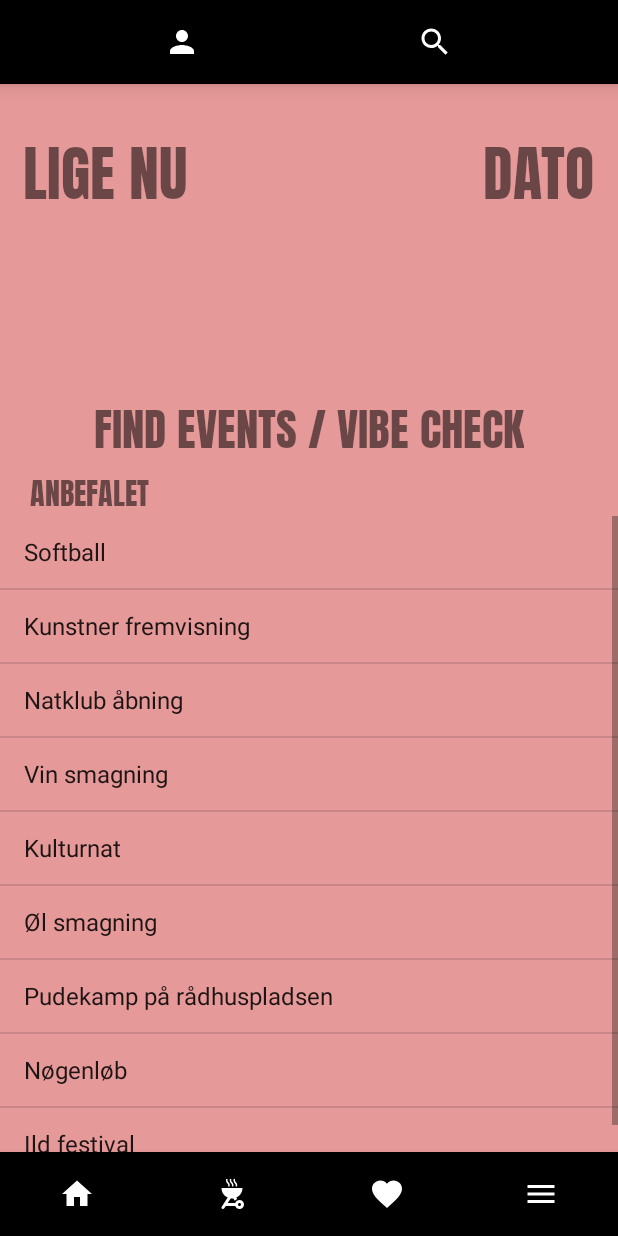
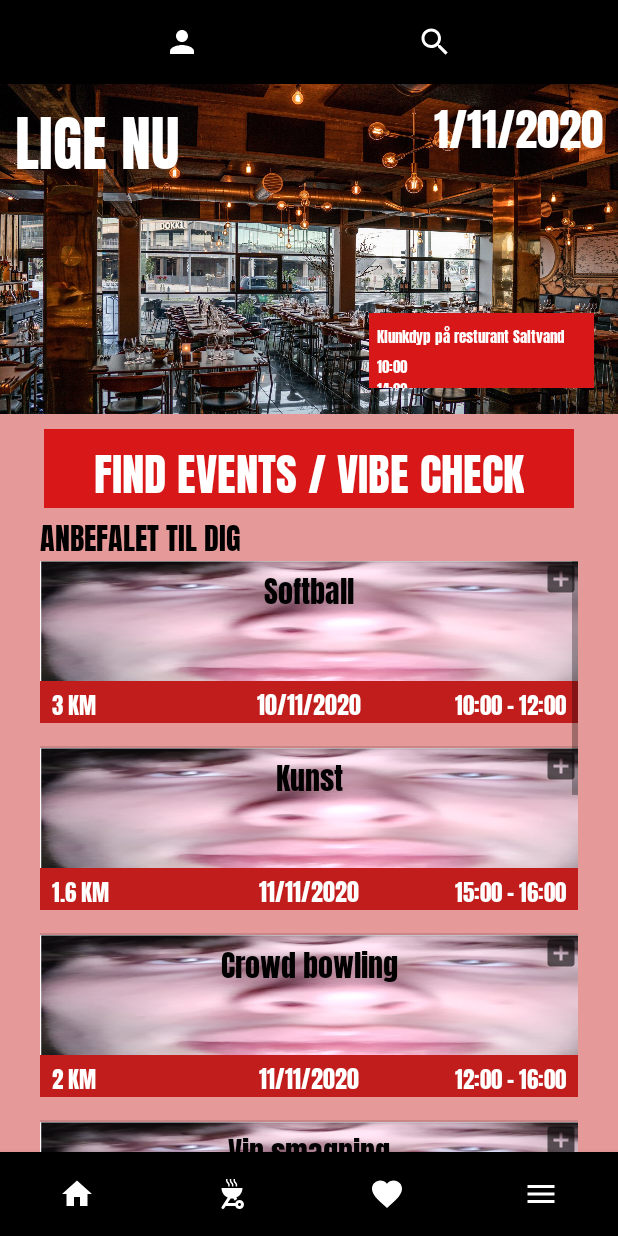
Before and after one commit to Janipai/Moro, an Android app: the fragment HomeFragment placed in its activity, on a phone screen of 412 x 824 dp. Run offline under Robolectric (Android 15) with nearby library versions, the phone set to English and light mode, and no system bars.

Commit message:
Finished HomeFragment.java, with custom listview, with that an Event.java class and EventArrayAdapter.java to support the custom view

```diff
--- /dev/null
+++ b/app/src/main/java/com/example/moro/Event.java
@@ -0,0 +1,47 @@
+package com.example.moro;
+
+public class Event {
+    private String title;
+    private String distance;
+    private String date;
+    private String timeframe;
+
+    public Event(String title, String distance, String date, String timeframe) {
+        this.title = title;
+        this.distance = distance;
+        this.date = date;
+        this.timeframe = timeframe;
+    }
+
+    public String getTitle() {
+        return title;
+    }
+
+    public void setTitle(String title) {
+        this.title = title;
+    }
+
+    public String getDistance() {
+        return distance;
+    }
+
+    public void setDistance(String distance) {
+        this.distance = distance;
+    }
+
+    public String getDate() {
+        return date;
+    }
+
+    public void setDate(String date) {
+        this.date = date;
+    }
+
+    public String getTimeframe() {
+        return timeframe;
+    }
+
+    public void setTimeframe(String timeframe) {
+        this.timeframe = timeframe;
+    }
+}
--- /dev/null
+++ b/app/src/main/java/com/example/moro/EventArrayAdapter.java
@@ -0,0 +1,51 @@
+package com.example.moro;
+import android.content.Context;
+import android.view.LayoutInflater;
+import android.view.View;
+import android.view.ViewGroup;
+import android.widget.ArrayAdapter;
+import android.widget.TextView;
+
+import androidx.annotation.NonNull;
+import androidx.annotation.Nullable;
+
+import java.util.ArrayList;
+
+public class EventArrayAdapter extends ArrayAdapter<Event> {
+
+    private Context mContext;
+    int mResource;
+
+    public EventArrayAdapter(Context context, int resource, ArrayList<Event> events) {
+        super(context, resource, events);
+        mContext = context;
+        mResource = resource;
+    }
+
+    @NonNull
+    @Override
+    public View getView(int position, @Nullable View convertView, @NonNull ViewGroup parent) {
+
+        String title = getItem(position).getTitle();
+        String distance = getItem(position).getDistance();
+        String date = getItem(position).getDate();
+        String timeframe = getItem(position).getTimeframe();
+
+        Event event = new Event(title, distance, date, timeframe);
+
+        LayoutInflater inflater = LayoutInflater.from(mContext);
+        convertView = inflater.inflate(mResource, parent, false);
+
+        TextView titleTxt = convertView.findViewById(R.id.eventtitleTxt);
+        TextView distanceTxt = convertView.findViewById(R.id.distanceTxt);
+        TextView dateTxt = convertView.findViewById(R.id.dateTxt);
+        TextView tframeTxt = convertView.findViewById(R.id.timeframeTxt);
+
+        titleTxt.setText(title);
+        distanceTxt.setText(distance);
+        dateTxt.setText(date);
+        tframeTxt.setText(timeframe);
+
+        return convertView;
+    }
+}
--- a/app/src/main/java/com/example/moro/HomeFragment.java
+++ b/app/src/main/java/com/example/moro/HomeFragment.java
@@ -16,18 +16,44 @@ import java.util.ArrayList;
 
 public class HomeFragment extends Fragment {
 
-    String[] testEvents = {"Softball", "Kunstner fremvisning", "Natklub åbning", "Vin smagning", "Kulturnat", "Øl smagning", "Pudekamp på rådhuspladsen", "Nøgenløb", "Ild festival"};
+    ArrayList<Event> testEvents;
     ListView eventList;
-    ArrayAdapter<String> eventAdapter;
+    EventArrayAdapter eventAdapter;
 
     @Nullable
     @Override
     public View onCreateView(@NonNull LayoutInflater inflater, @Nullable ViewGroup container, @Nullable Bundle savedInstanceState) {
+
+        createEvents();
+
         View view = inflater.inflate(R.layout.fragment_home,container,false);
         eventList = (ListView) view.findViewById(R.id.eventlistview);
-        eventAdapter = new ArrayAdapter<String>(getActivity(), android.R.layout.simple_list_item_1, testEvents);
+        eventAdapter = new EventArrayAdapter(getActivity(), R.layout.home_event_adapterv_view_layout, testEvents);
         eventList.setAdapter(eventAdapter);
 
         return view;
     }
+
+    private void createEvents() {
+        Event event1 = new Event("Softball", "3 KM", "10/11/2020", "10:00 - 12:00");
+        Event event2 = new Event("Kunst", "1.6 KM", "11/11/2020", "15:00 - 16:00");
+        Event event3 = new Event("Crowd bowling", "2 KM", "11/11/2020", "12:00 - 16:00");
+        Event event4 = new Event("Vin smagning", "3.3 KM", "13/11/2020", "18:00 - 20:00");
+        Event event5 = new Event("Kulturnat", "4 KM", "16/11/2020", "14:00 - 16:00");
+        Event event6 = new Event("Pudekamp", "1.2 KM", "09/11/2020", "12:00 - 13:00");
+        Event event7 = new Event("Nøgenløb", "2.4 KM", "1/11/2020", "14:00 - 16:00");
+        Event event8 = new Event("Mini festival", "3.6 KM", "5/11/2020", "10:00 - 06:00");
+
+        testEvents = new ArrayList<>();
+        testEvents.add(event1);
+        testEvents.add(event2);
+        testEvents.add(event3);
+        testEvents.add(event4);
+        testEvents.add(event5);
+        testEvents.add(event6);
+        testEvents.add(event7);
+        testEvents.add(event8);
+
+    }
+
 }
--- a/app/src/main/java/com/example/moro/MainActivity.java
+++ b/app/src/main/java/com/example/moro/MainActivity.java
@@ -26,8 +26,9 @@ public class MainActivity extends AppCompatActivity {
 
 
         BottomNavigationView bottomNav = findViewById(R.id.bottom_navigation);
+        BottomNavigationView topNav = findViewById(R.id.top_navigation);
         bottomNav.setOnNavigationItemReselectedListener(navListener);
-
+        topNav.setOnNavigationItemReselectedListener(navListener);
 
     }
     private BottomNavigationView.OnNavigationItemReselectedListener navListener =
@@ -41,14 +42,21 @@ public class MainActivity extends AppCompatActivity {
                     selectedFragment = new HomeFragment();
                     break;
                 case R.id.bot_nav_events :
-                    //selectedFragment = new HomeFragment();
+                    //selectedFragment = new EventFragment();
                     break;
                 case R.id.bot_nav_favorite :
-                    //selectedFragment = new HomeFragment();
+                    //selectedFragment = new FavoriteFragment();
                     break;
                 case R.id.bot_nav_menu :
-                    //selectedFragment = new HomeFragment();
+                    //selectedFragment = new BurgerMenuFragment();
                     break;
+                case R.id.top_nav_profile :
+                    //selectedFragment = new ProfileFragment();
+                    break;
+                case R.id.top_nav_search :
+                    //selectedFragment = new SearchFragment();
+                    break;
+
             }
 
             getSupportFragmentManager().beginTransaction().replace(R.id.main_fragment_container, selectedFragment).commit();
--- /dev/null
+++ b/app/src/main/res/drawable/ic_baseline_add_box_24.xml
@@ -0,0 +1,10 @@
+<vector xmlns:android="http://schemas.android.com/apk/res/android"
+    android:width="24dp"
+    android:height="24dp"
+    android:viewportWidth="24"
+    android:viewportHeight="24"
+    android:tint="?attr/colorControlNormal">
+  <path
+      android:fillColor="@android:color/white"
+      android:pathData="M19,3L5,3c-1.11,0 -2,0.9 -2,2v14c0,1.1 0.89,2 2,2h14c1.1,0 2,-0.9 2,-2L21,5c0,-1.1 -0.9,-2 -2,-2zM17,13h-4v4h-2v-4L7,13v-2h4L11,7h2v4h4v2z"/>
+</vector>
--- a/app/src/main/res/layout/fragment_home.xml
+++ b/app/src/main/res/layout/fragment_home.xml
@@ -2,63 +2,121 @@
 <RelativeLayout
     xmlns:android="http://schemas.android.com/apk/res/android" android:layout_width="match_parent"
     android:layout_height="match_parent"
-    android:background="#E69999">
+    android:background="#E69999"
 
-    <ListView
-        android:id="@+id/eventlistview"
-        android:layout_width="match_parent"
-        android:layout_height="match_parent"
-        android:layout_below="@id/anbefaletTxt"
-
-        />
+    >
 
 
 
-    <TextView
-        android:id="@+id/ligenutxt"
-        android:layout_width="wrap_content"
-        android:layout_height="wrap_content"
-        android:layout_alignParentTop="true"
-        android:layout_marginTop="20dp"
-        android:layout_marginLeft="15dp"
-        android:fontFamily="@font/anton"
-        android:text="LIGE NU"
-        android:textSize="40sp"
-        />
+    <LinearLayout
+        android:id="@+id/hometoplayout"
+        android:layout_width="match_parent"
+        android:layout_height="220dp"
+        android:layout_marginBottom="10dp"
+        android:weightSum="2"
+        android:background="@drawable/resutnat"
 
-    <TextView
-        android:layout_width="wrap_content"
-        android:layout_height="wrap_content"
+        >
 
-        android:layout_alignParentTop="true"
-        android:layout_alignParentRight="true"
-        android:layout_marginTop="20dp"
-        android:layout_marginRight="15dp"
-        android:fontFamily="@font/anton"
-        android:text="DATO"
-        android:textSize="40sp" />
+        <TextView
+            android:layout_weight="1"
+            android:id="@+id/ligenutxt"
+            android:layout_width="match_parent"
+            android:layout_height="wrap_content"
+            android:layout_marginLeft="10dp"
+            android:fontFamily="@font/anton"
+            android:text="LIGE NU"
+            android:textSize="40sp"
+            android:textColor="#FFFFFF"
+            />
+
+        <LinearLayout
+            android:layout_marginRight="10dp"
+            android:layout_weight="1"
+            android:orientation="vertical"
+            android:layout_width="match_parent"
+            android:layout_height="match_parent">
+
+
+            <TextView
+                android:layout_width="match_parent"
+                android:layout_height="wrap_content"
+                android:textAlignment="viewEnd"
+
+                android:textColor="#FFFFFF"
+                android:fontFamily="@font/anton"
+                android:text="1/11/2020"
+                android:textSize="30sp" />
+
+            <LinearLayout
+                android:orientation="vertical"
+                android:layout_width="150dp"
+                android:layout_height="50dp"
+                android:layout_marginTop="100dp"
+                android:layout_marginLeft="40dp"
+                android:background="#D81818">
+
+                <TextView
+                    android:layout_width="match_parent"
+                    android:layout_height="wrap_content"
+                    android:layout_marginLeft="5dp"
+                    android:layout_marginTop="5dp"
+                    android:textColor="#FFFFFF"
+                    android:fontFamily="@font/anton"
+                    android:text="Klunkdyp på resturant Saltvand"
+                    android:textSize="10sp"
+                    />
+                <TextView
+                    android:layout_width="match_parent"
+                    android:layout_height="wrap_content"
+                    android:layout_marginLeft="5dp"
+                    android:layout_marginTop="2dp"
+                    android:textColor="#FFFFFF"
+                    android:fontFamily="@font/anton"
+                    android:text="10:00                                         14:00"
+                    android:textSize="10sp"
+                    />
+
+            </LinearLayout>
+
+
+                />
+
+        </LinearLayout>
+    </LinearLayout>
 
     <TextView
         android:id="@+id/eventTxt"
         android:layout_width="wrap_content"
         android:layout_height="wrap_content"
-        android:layout_marginTop="200dp"
+        android:layout_below="@+id/hometoplayout"
         android:fontFamily="@font/anton"
         android:layout_centerHorizontal="true"
         android:text="FIND EVENTS / VIBE CHECK"
-        android:textSize="30sp" />
+        android:paddingHorizontal="50px"
+        android:textSize="30sp"
+        android:textColor="#FFFFFF"
+        android:background="#D81818"
+        />
 
     <TextView
         android:id="@+id/anbefaletTxt"
         android:layout_width="wrap_content"
         android:layout_height="wrap_content"
         android:layout_below="@id/eventTxt"
-        android:layout_marginLeft="20sp"
-        android:text="ANBEFALET"
+        android:layout_marginLeft="40px"
+        android:textColor="#000000"
+        android:text="ANBEFALET TIL DIG"
         android:fontFamily="@font/anton"
         android:textSize="20sp"
         />
-
+    <ListView
+        android:id="@+id/eventlistview"
+        android:layout_width="match_parent"
+        android:layout_height="match_parent"
+        android:layout_below="@id/anbefaletTxt"
+        android:layout_marginHorizontal="40px"
+        />
 
 
 </RelativeLayout>
--- /dev/null
+++ b/app/src/main/res/layout/home_event_adapterv_view_layout.xml
@@ -0,0 +1,89 @@
+<?xml version="1.0" encoding="utf-8"?>
+<LinearLayout xmlns:android="http://schemas.android.com/apk/res/android"
+    android:orientation="vertical"
+    android:layout_width="match_parent"
+    android:layout_height="match_parent"
+    android:paddingBottom="15dp"
+
+
+    >
+    <LinearLayout
+        android:weightSum="100"
+        android:id="@+id/linearlayoutTop"
+        android:layout_width="match_parent"
+        android:layout_height="80dp"
+        android:padding="0dp"
+        android:background="@drawable/bruh"
+        >
+
+        <TextView
+            android:layout_weight="99"
+            android:paddingLeft="24dp"
+            android:textAlignment="center"
+            android:id="@+id/eventtitleTxt"
+            android:text="Event titel"
+            android:layout_width="match_parent"
+            android:layout_height="wrap_content"
+            android:fontFamily="@font/anton"
+            android:textSize="20dp"
+            android:paddingBottom="15dp"
+            android:textColor="#000000"
+            />
+
+        <ImageView
+            android:layout_width="wrap_content"
+            android:layout_height="wrap_content"
+            android:src="@drawable/ic_baseline_add_box_24"
+            />
+
+
+    </LinearLayout>
+
+
+    <LinearLayout
+        android:weightSum="100"
+        android:layout_below="@+id/linearlayoutTop"
+        android:background="#C11D1D"
+        android:layout_width="match_parent"
+        android:layout_height="wrap_content"
+        >
+
+        <TextView
+            android:id="@+id/distanceTxt"
+            android:layout_weight="33.3"
+            android:layout_width="match_parent"
+            android:layout_height="wrap_content"
+            android:text="KM"
+            android:fontFamily="@font/anton"
+            android:textColor="#FFFFFF"
+            android:textSize="15dp"
+            android:paddingLeft="8dp"
+            />
+        <TextView
+            android:id="@+id/dateTxt"
+            android:layout_weight="33.4"
+            android:layout_width="match_parent"
+            android:textAlignment="center"
+            android:layout_height="wrap_content"
+            android:text="DATO"
+            android:fontFamily="@font/anton"
+            android:textColor="#FFFFFF"
+            android:textSize="16dp"
+
+            />
+        <TextView
+            android:id="@+id/timeframeTxt"
+            android:layout_weight="33.3"
+            android:textAlignment="textEnd"
+            android:layout_width="match_parent"
+            android:layout_height="wrap_content"
+            android:text=" 00:00 - 00:00"
+            android:fontFamily="@font/anton"
+            android:textColor="#FFFFFF"
+            android:textSize="15dp"
+            android:paddingRight="8dp"
+
+            />
+
+    </LinearLayout>
+</LinearLayout>
```
Also changed, not shown: app/src/main/res/drawable-v24/bruh.PNG (added), app/src/main/res/drawable-v24/resutnat.jpg (added).
